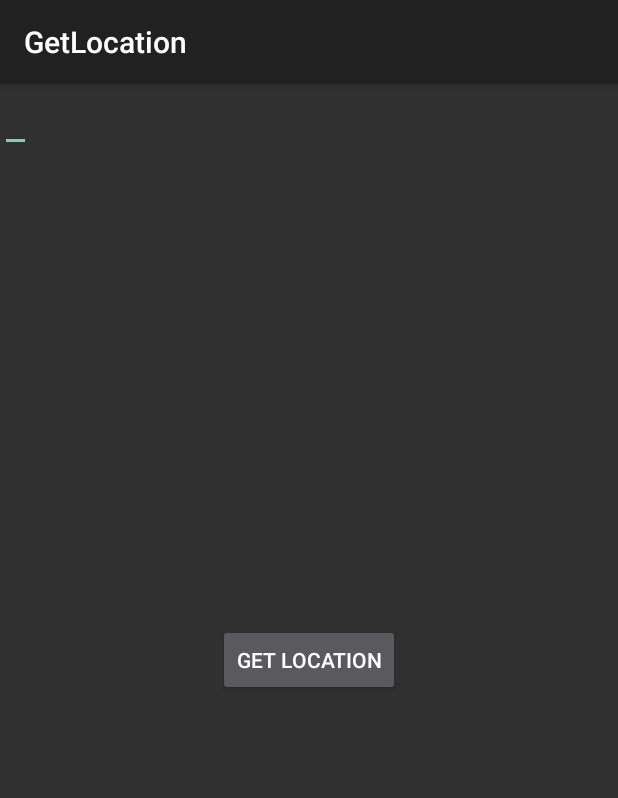
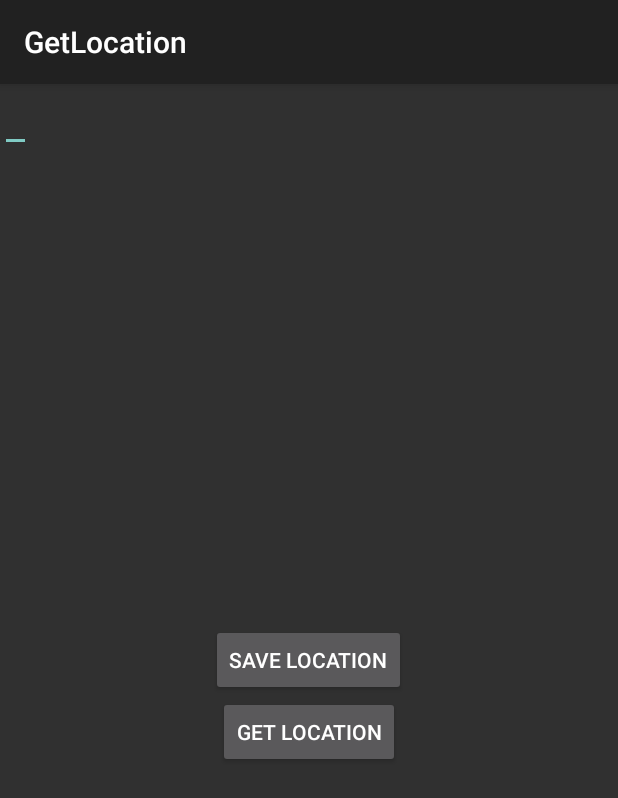
Before and after one commit to shrayash12/Get-Location, an Android app: the screen it shows after launch (MainActivity), after a tap on "GET LOCATION", on a phone screen of 412 x 824 dp. Shown: the top 798 px of the screen. Run offline under Robolectric (Android 15) with nearby library versions, the phone set to English and light mode, and no system bars; our stand-ins replace Firebase (no records; nobody signed in at launch, a user with empty details on screens opened directly).

```diff
--- a/app/build.gradle
+++ b/app/build.gradle
@@ -1,5 +1,6 @@
 plugins {
     id 'com.android.application'
+    id 'com.google.gms.google-services'
 }
 
 android {
@@ -46,4 +47,6 @@ dependencies {
 // JSON Parsing
     implementation 'com.google.code.gson:gson:2.6.1'
     implementation 'com.squareup.retrofit2:converter-gson:2.1.0'
+    implementation platform('com.google.firebase:firebase-bom:26.6.0')
+    implementation 'com.google.firebase:firebase-analytics'
 }
--- a/app/src/main/java/com/javapapers/android/geolocationfinder/FusedLocationProviderClient.java
+++ /dev/null
@@ -1,4 +0,0 @@
-package com.javapapers.android.geolocationfinder;
-
-public class FusedLocationProviderClient {
-}
--- a/app/src/main/java/shradha/com/getlocation/MainActivity.java
+++ b/app/src/main/java/shradha/com/getlocation/MainActivity.java
@@ -6,6 +6,7 @@ import android.content.DialogInterface;
 import android.content.pm.PackageManager;
 import android.os.Build;
 import android.os.Bundle;
+import android.util.Log;
 import android.view.View;
 import android.widget.Button;
 import android.widget.Toast;
@@ -13,9 +14,11 @@ import android.widget.Toast;
 import androidx.appcompat.app.AlertDialog;
 import androidx.appcompat.app.AppCompatActivity;
 
+import com.google.firebase.database.DataSnapshot;
+import com.google.firebase.database.DatabaseError;
 import com.google.firebase.database.DatabaseReference;
 import com.google.firebase.database.FirebaseDatabase;
-import com.javapapers.android.geolocationfinder.R;
+import com.google.firebase.database.ValueEventListener;
 
 import java.util.ArrayList;
 
@@ -47,6 +50,31 @@ public class MainActivity extends AppCompatActivity {
         }
         Button btn = (Button) findViewById(R.id.btn);
 
+
+        Button btnGet =  findViewById(R.id.btn2);
+        FirebaseDatabase database = FirebaseDatabase.getInstance();
+        DatabaseReference myRef = database.getReference("message");
+        btnGet.setOnClickListener(new View.OnClickListener() {
+            @Override
+            public void onClick(View v) {
+                // Read from the database
+                myRef.addValueEventListener(new ValueEventListener() {
+                    @Override
+                    public void onDataChange(DataSnapshot dataSnapshot) {
+                        // This method is called once with the initial value and again
+                        // whenever data at this location is updated.
+                        String value = dataSnapshot.getValue(String.class);
+                        Log.d("TAG", "Value is: " + value);
+                    }
+
+                    @Override
+                    public void onCancelled(DatabaseError error) {
+                        // Failed to read value
+                        Log.w("TAG", "Failed to read value.", error.toException());
+                    }
+                });
+            }
+        });
         btn.setOnClickListener(new View.OnClickListener() {
             @Override
             public void onClick(View view) {
@@ -57,6 +85,11 @@ public class MainActivity extends AppCompatActivity {
                     double latitude = locationTrack.getLatitude();
 
                     Toast.makeText(getApplicationContext(), "Longitude:" + Double.toString(longitude) + "\nLatitude:" + Double.toString(latitude), Toast.LENGTH_SHORT).show();
+
+                    // Write a message to the database
+
+
+                    myRef.setValue( Double.toString(longitude) + Double.toString(latitude));
                 } else {
 
                     locationTrack.showSettingsAlert();
--- a/app/src/main/res/layout/activity_main.xml
+++ b/app/src/main/res/layout/activity_main.xml
@@ -7,9 +7,18 @@
 
 
     <Button
+
         android:layout_width="wrap_content"
         android:layout_height="wrap_content"
         android:id="@+id/btn"
+        android:layout_centerInParent="true"
+        android:text="SAVE LOCATION" />
+
+    <Button
+        android:layout_width="wrap_content"
+        android:layout_height="wrap_content"
+        android:id="@+id/btn2"
+        android:layout_below="@+id/btn"
         android:layout_centerInParent="true"
         android:text="GET LOCATION" />
     <EditText
--- a/build.gradle
+++ b/build.gradle
@@ -6,6 +6,7 @@ buildscript {
     }
     dependencies {
         classpath "com.android.tools.build:gradle:4.1.1"
+        classpath 'com.google.gms:google-services:4.3.5'
 
         // NOTE: Do not place your application dependencies here; they belong
         // in the individual module build.gradle files
```
Also changed, not shown: app/src/main/AndroidManifest.xml (+1 -7 lines), app/src/main/java/com/javapapers/android/geolocationfinder/MapsActivity.java (deleted, +0 -72 lines), app/src/main/java/com/javapapers/android/geolocationfinder/MapsActivity2.java (deleted, +0 -46 lines), gradle/wrapper/gradle-wrapper.properties, 1 other file.
